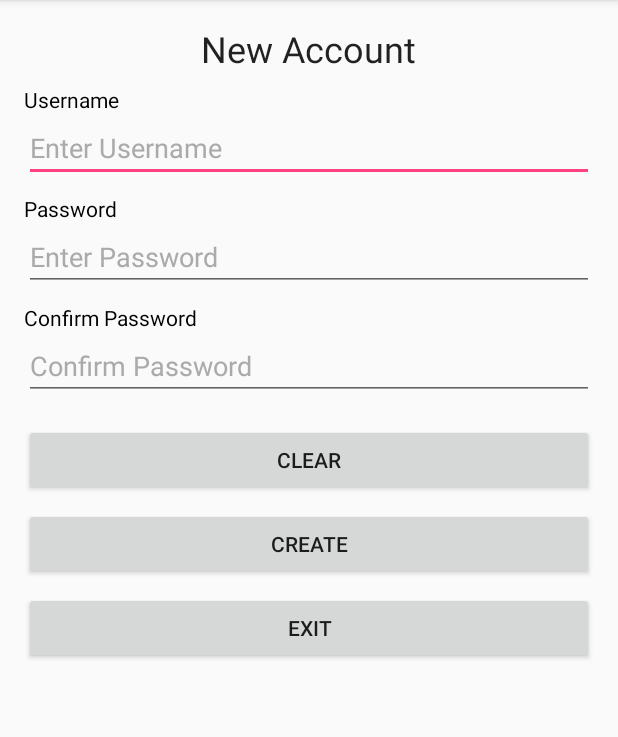
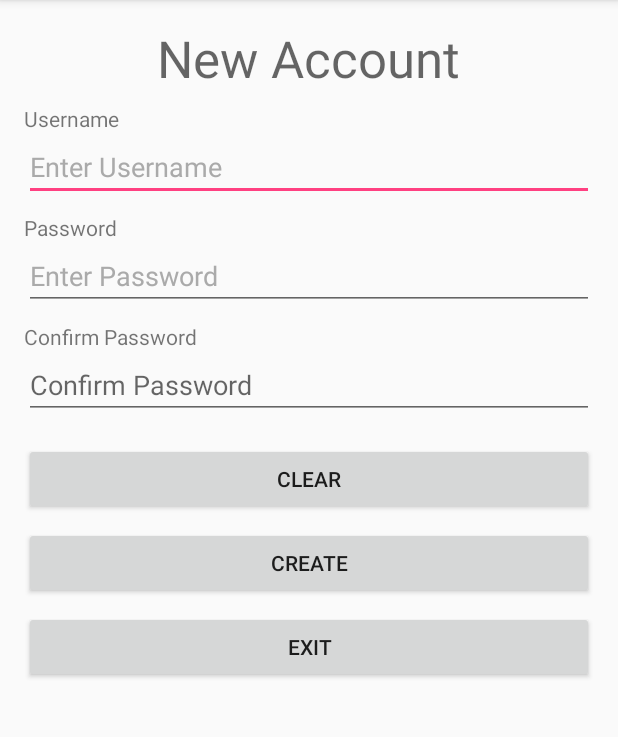
Before and after one commit to acchampion/TicTacToeKotlin, an Android app: the AccountFragment screen opened directly, with no data from a screen before it, on a phone screen of 412 x 824 dp, the part 84-821 px from its top. Run offline under Robolectric (Android 15) with nearby library versions, the light colour scheme and no system bars; our stand-ins replace Timber.

Commit message:
Update to DayNight theme; small fixes

```diff
--- a/app/src/main/res/layout/fragment_account.xml
+++ b/app/src/main/res/layout/fragment_account.xml
@@ -17,8 +17,7 @@
             android:layout_marginTop="16dp"
             android:layout_marginBottom="8dp"
             android:text="@string/new_account"
-            android:textAppearance="@style/TextAppearance.AppCompat.Headline"
-            />
+            android:textAppearance="@style/TextAppearance.AppCompat.Display1" />
         <TextView
             android:text="@string/username"
             android:layout_height="wrap_content"
@@ -26,8 +25,7 @@
             android:layout_marginLeft="16dp"
             android:layout_marginRight="16dp"
             android:layout_gravity="start"
-            android:labelFor="@+id/username"
-            android:textColor="@android:color/black" />
+            android:labelFor="@+id/username" />
         <EditText
             android:id="@+id/username"
             android:hint="@string/enter_username"
@@ -38,8 +36,7 @@
             android:layout_marginBottom="8dp"
             android:layout_width="match_parent"
             android:layout_height="wrap_content"
-            android:maxLines="1"
-            android:textColor="@android:color/black" />
+            android:maxLines="1" />
 
         <TextView
             android:layout_width="wrap_content"
@@ -48,8 +45,7 @@
             android:layout_marginLeft="16dp"
             android:layout_marginRight="16dp"
             android:labelFor="@+id/password"
-            android:text="@string/password"
-            android:textColor="@android:color/black"/>
+            android:text="@string/password" />
         <EditText
             android:id="@+id/password"
             android:inputType="textPassword"
@@ -60,8 +56,7 @@
             android:layout_marginBottom="8dp"
             android:layout_width="match_parent"
             android:layout_height="wrap_content"
-            android:maxLines="1"
-            android:textColor="@android:color/black"/>
+            android:maxLines="1"/>
         <TextView
             android:text="@string/confirm_password"
             android:layout_height="wrap_content"
@@ -69,8 +64,7 @@
             android:layout_marginLeft="16dp"
             android:layout_marginRight="16dp"
             android:layout_gravity="start"
-            android:labelFor="@+id/password_confirm"
-            android:textColor="@android:color/black" />
+            android:labelFor="@+id/password_confirm" />
         <EditText
             android:id="@+id/password_confirm"
             android:inputType="textPassword"
@@ -80,9 +74,7 @@
             android:layout_marginRight="16dp"
             android:layout_marginBottom="8dp"
             android:maxLines="1"
-            android:hint="@string/confirm_password"
-            android:textColor="@android:color/black"
-            android:textColorHint="@android:color/darker_gray" />
+            android:hint="@string/confirm_password" />
         <Button
             android:id="@+id/cancel_button"
             android:text="@string/clear"
--- a/app/src/main/res/values/styles.xml
+++ b/app/src/main/res/values/styles.xml
@@ -1,7 +1,7 @@
 <resources>
 
     <!-- Base application theme. -->
-    <style name="AppTheme" parent="Theme.AppCompat.Light.DarkActionBar">
+    <style name="AppTheme" parent="Theme.AppCompat.DayNight.DarkActionBar">
         <!-- Customize your theme here. -->
         <item name="colorPrimary">@color/colorPrimary</item>
         <item name="colorPrimaryDark">@color/colorPrimaryDark</item>
```
Also changed, not shown: app/src/main/res/layout-land/fragment_account_land.xml (+37 -40 lines).
